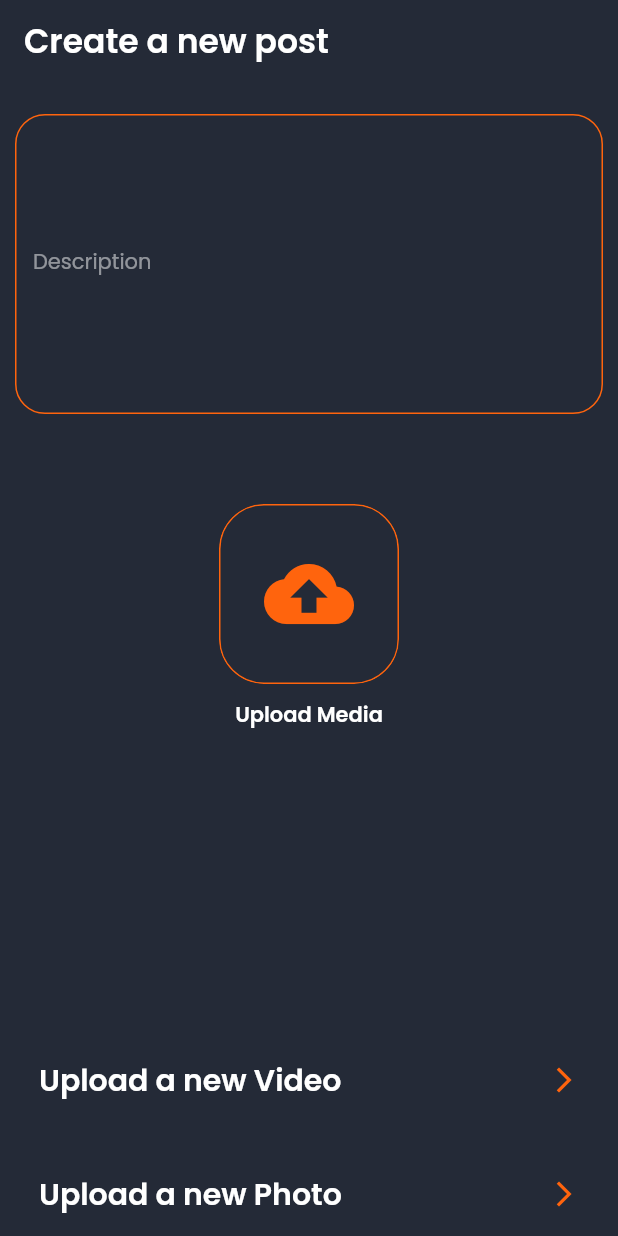
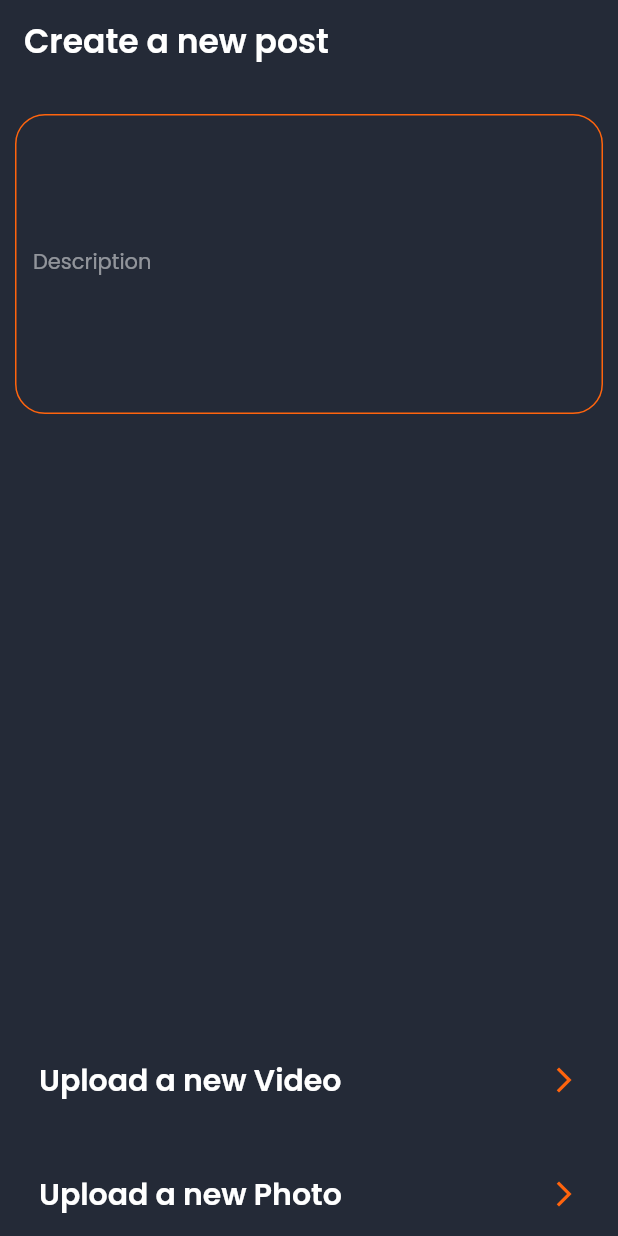
Before and after one commit to pratit989/Fluencer, a Flutter app: the PostCreationWidget screen opened directly, after a tap on the "cloud upload" icon, on a phone screen of 412 x 824 dp. Run offline on Flutter 3.47's test engine with Material 2 defaults, Android fonts, the phone set to English and light mode, and no system bars; our stand-ins replace auto_size_text, built_collection, built_value, cloud_firestore, easy_debounce, file_picker and 16 more; missing offline and left inert: json_path, mime_type, text_search; accounts and stored records are empty; generated files the repository leaves out were written again.

Commit message:
Updating to latest FlutterFlow output.

```diff
--- a/lib/post_creation/post_creation_widget.dart
+++ b/lib/post_creation/post_creation_widget.dart
@@ -113,10 +113,13 @@ class _PostCreationWidgetState extends State<PostCreationWidget> {
                 Expanded(
                   child: Container(
                     decoration: BoxDecoration(),
+                    child: Visibility(
+                      visible: !(FFAppState().uploadSelectionVisiblity) ?? true,
                       child: Stack(
                         children: [
                           Padding(
-                          padding: EdgeInsetsDirectional.fromSTEB(0, 60, 0, 0),
+                            padding:
+                                EdgeInsetsDirectional.fromSTEB(0, 60, 0, 0),
                             child: Column(
                               mainAxisSize: MainAxisSize.max,
                               children: [
@@ -133,8 +136,8 @@ class _PostCreationWidgetState extends State<PostCreationWidget> {
                                       size: 60,
                                     ),
                                     onPressed: () async {
-                                    setState(() =>
-                                        FFAppState().uploadSelectionVisiblity =
+                                      setState(() => FFAppState()
+                                              .uploadSelectionVisiblity =
                                           !(FFAppState()
                                               .uploadSelectionVisiblity));
                                     },
@@ -168,7 +171,8 @@ class _PostCreationWidgetState extends State<PostCreationWidget> {
                                 child: Image.network(
                                   uploadedFileUrl2,
                                   width: MediaQuery.of(context).size.width,
-                                height: MediaQuery.of(context).size.height * 1,
+                                  height:
+                                      MediaQuery.of(context).size.height * 1,
                                   fit: BoxFit.contain,
                                 ),
                               ),
@@ -183,7 +187,8 @@ class _PostCreationWidgetState extends State<PostCreationWidget> {
                                   path: uploadedFileUrl1,
                                   videoType: VideoType.network,
                                   width: MediaQuery.of(context).size.width,
-                                height: MediaQuery.of(context).size.height * 1,
+                                  height:
+                                      MediaQuery.of(context).size.height * 1,
                                   autoPlay: false,
                                   looping: true,
                                   showControls: true,
@@ -193,6 +198,7 @@ class _PostCreationWidgetState extends State<PostCreationWidget> {
                               ),
                             ),
                         ],
+                      ),
                     ),
                   ),
                 ),
```
Lines whose indentation alone changed are shown as unchanged.
